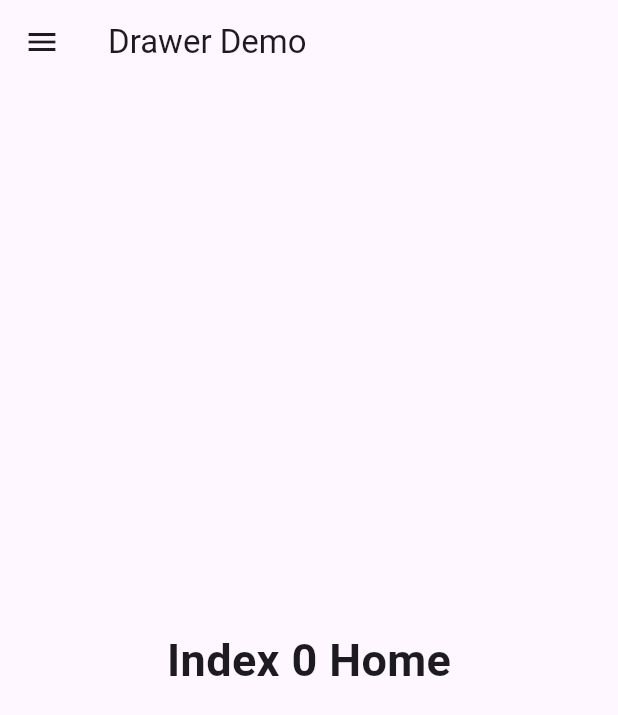
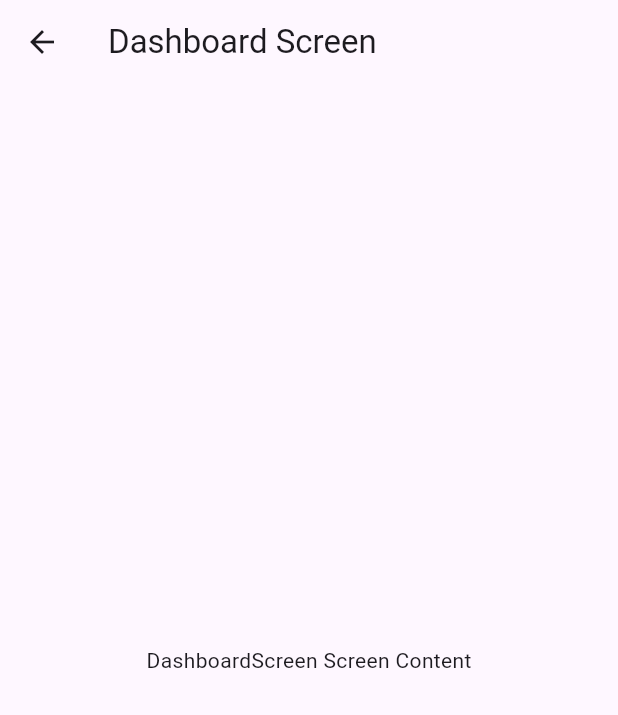
Before and after one commit to Sainathhiwale/flutterapps, a Flutter app: the screen it shows after launch, in the side drawer, after a tap on "Home", on a phone screen of 412 x 824 dp. Shown: the top 715 px of the screen. Run offline on Flutter 3.47's test engine with Material 3 defaults, Android fonts, the phone set to English and light mode, and no system bars.

Commit message:
drawer menu get navigate to selected tab screen through the MaterialPageRoute with help of Navigator push method().

```diff
--- /dev/null
+++ b/lib/Screen/dashboard_screen.dart
@@ -0,0 +1,17 @@
+import 'package:flutter/material.dart';
+
+class DashboardScreen extends StatelessWidget {
+  const DashboardScreen({super.key});
+
+  @override
+  Widget build(BuildContext context) {
+    return Scaffold(
+      appBar: AppBar(
+        title: Text("Dashboard Screen"),
+      ),
+      body: Center(
+        child: Text("DashboardScreen Screen Content"),
+      ),
+    );
+  }
+}
--- a/lib/main.dart
+++ b/lib/main.dart
@@ -1,4 +1,9 @@
 import 'package:flutter/material.dart';
+import 'package:flutterapps/Screen/dashboard_screen.dart';
+import 'package:flutterapps/Screen/school_screen.dart';
+import 'package:flutterapps/Screen/business_screen.dart';
+import 'package:flutterapps/Screen/profile_screen.dart';
+import 'package:flutterapps/Screen/share_screen.dart';
 
 void main() {
   runApp(const MyApp());
@@ -35,7 +40,7 @@ class _HomeScreenState extends State<HomeScreen> {
       style: optionStyle,
     ),
     Text(
-      "Index 1 Business",
+      "Index 1 Business ",
       style: optionStyle,
     ),
     Text(
@@ -55,6 +60,30 @@ class _HomeScreenState extends State<HomeScreen> {
    void _onItemTapped(int index) {
     setState(() {
       _selectedIndex = index;
+
+    switch(index){
+      case 0:
+        Navigator.push(context,
+          MaterialPageRoute(builder: (context) => DashboardScreen()),
+        );
+        break;
+      case 1:
+        Navigator.push(context,
+          MaterialPageRoute(builder: (context) => BusinessScreen()),
+        );
+        break;
+      case 2:
+        Navigator.push(context,
+          MaterialPageRoute(builder: (context) => SchoolScreen()),
+        );
+        break;
+      case 3:
+        Navigator.push(context,
+          MaterialPageRoute(builder: (context) => ProfileScreen()),
+        );
+        break;
+
+    }
     });
    }
 
@@ -82,6 +111,9 @@ class _HomeScreenState extends State<HomeScreen> {
               onTap: () {
                 _onItemTapped(0);
                Navigator.pop(context);
+                Navigator.push(context,
+                  MaterialPageRoute(builder: (context) => DashboardScreen()),
+                );
               },
             ),
             Divider(),
@@ -89,7 +121,10 @@ class _HomeScreenState extends State<HomeScreen> {
               title: const Text("Business"),
               onTap: () {
                 _onItemTapped(1);
-              Navigator.pop(context);
+               Navigator.pop(context);
+                Navigator.push(context,
+                  MaterialPageRoute(builder: (context) => BusinessScreen()),
+                );
               },
             ),
            Divider(),
@@ -98,6 +133,9 @@ class _HomeScreenState extends State<HomeScreen> {
               onTap: (){
                 _onItemTapped(2);
                 Navigator.pop(context);
+                Navigator.push(context,
+                  MaterialPageRoute(builder: (context) => SchoolScreen()),
+                );
               },
             ),
           Divider(),
@@ -106,6 +144,9 @@ class _HomeScreenState extends State<HomeScreen> {
               onTap: (){
                 _onItemTapped(3);
                 Navigator.pop(context);
+                Navigator.push(context,
+                  MaterialPageRoute(builder: (context) => ProfileScreen()),
+                );
               },
             ),
           Divider(),
@@ -114,6 +155,9 @@ class _HomeScreenState extends State<HomeScreen> {
               onTap: (){
                 _onItemTapped(4);
                 Navigator.pop(context);
+                Navigator.push(context,
+                  MaterialPageRoute(builder: (context) => ShareScreen()),
+                );
               },
             ),
          Divider(),
```
Also changed, not shown: lib/Screen/business_screen.dart (added, +18 -0 lines), lib/Screen/profile_screen.dart (added, +17 -0 lines), lib/Screen/school_screen.dart (added, +18 -0 lines), lib/Screen/selection_button.dart (deleted, +0 -39 lines), lib/Screen/selection_screen.dart (deleted, +0 -15 lines), lib/Screen/share_screen.dart (added, +17 -0 lines).
